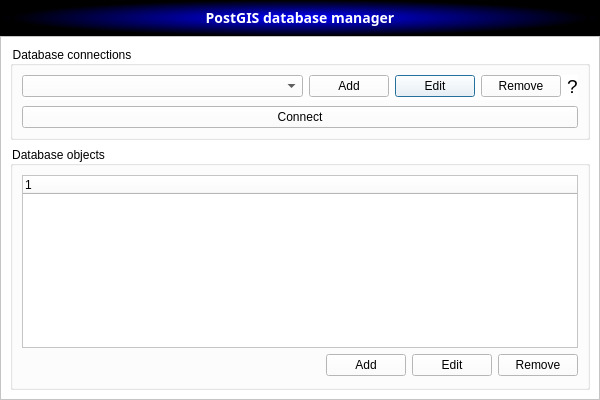
This is DBManager/UI/db_manager_menu.ui in eryk918/postgis_toolbox as Qt 5 draws it before an edit. The edited form follows.
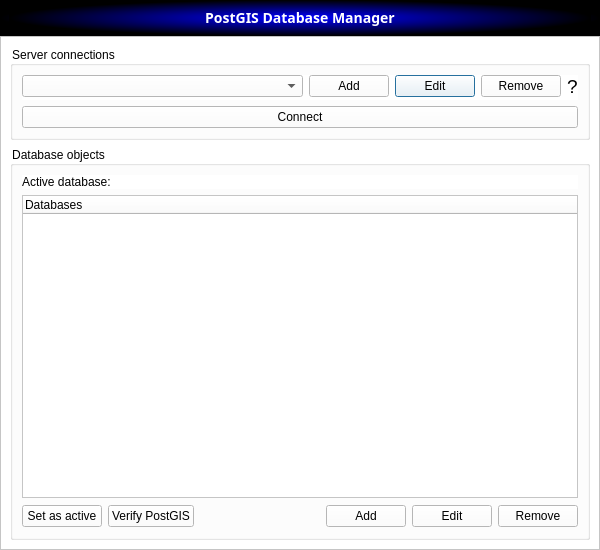
This is the edited form. Icons and pictures are not drawn.

Commit message: #003 - Continuation of connection tool, start of raster import tool

```diff
--- a/DBManager/UI/db_manager_menu.ui
+++ b/DBManager/UI/db_manager_menu.ui
@@ -10,7 +10,7 @@
     <x>0</x>
     <y>0</y>
     <width>600</width>
-    <height>400</height>
+    <height>550</height>
    </rect>
   </property>
   <property name="sizePolicy">
@@ -22,7 +22,7 @@
   <property name="minimumSize">
    <size>
     <width>600</width>
-    <height>400</height>
+    <height>550</height>
    </size>
   </property>
   <property name="font">
@@ -55,6 +55,12 @@
 
 </string>
   </property>
+  <property name="sizeGripEnabled">
+   <bool>false</bool>
+  </property>
+  <property name="modal">
+   <bool>true</bool>
+  </property>
   <layout class="QGridLayout" name="gridLayout">
    <property name="leftMargin">
     <number>0</number>
@@ -131,7 +137,7 @@
          <number>0</number>
         </property>
         <property name="text">
-         <string>PostGIS database manager</string>
+         <string>PostGIS Database Manager</string>
         </property>
         <property name="alignment">
          <set>Qt::AlignCenter</set>
@@ -159,7 +165,7 @@
          </sizepolicy>
         </property>
         <property name="title">
-         <string>Database connections</string>
+         <string>Server connections</string>
         </property>
         <layout class="QVBoxLayout" name="verticalLayout_2">
          <item>
@@ -267,24 +273,24 @@
          <string>Database objects</string>
         </property>
         <layout class="QGridLayout" name="gridLayout_6">
-         <item row="2" column="0">
-          <layout class="QFormLayout" name="formLayout_2">
-           <item row="0" column="1">
+         <item row="3" column="0">
+          <layout class="QGridLayout" name="gridLayout_3">
+           <item row="0" column="0">
+            <widget class="QPushButton" name="active_db_btn">
+             <property name="maximumSize">
+              <size>
+               <width>80</width>
+               <height>16777215</height>
+              </size>
+             </property>
+             <property name="text">
+              <string>Set as active</string>
+             </property>
+            </widget>
+           </item>
+           <item row="0" column="2">
             <layout class="QGridLayout" name="gridLayout_7">
-             <item row="0" column="2">
-              <widget class="QPushButton" name="edit_obj_btn">
-               <property name="maximumSize">
-                <size>
-                 <width>80</width>
-                 <height>16777215</height>
-                </size>
-               </property>
-               <property name="text">
-                <string>Edit</string>
-               </property>
-              </widget>
-             </item>
-             <item row="0" column="1">
+             <item row="0" column="3">
               <widget class="QPushButton" name="add_obj_btn">
                <property name="maximumSize">
                 <size>
@@ -297,7 +303,7 @@
                </property>
               </widget>
              </item>
-             <item row="0" column="3">
+             <item row="0" column="6">
               <widget class="QPushButton" name="remove_obj_btn">
                <property name="maximumSize">
                 <size>
@@ -310,7 +316,20 @@
                </property>
               </widget>
              </item>
-             <item row="0" column="0">
+             <item row="0" column="4">
+              <widget class="QPushButton" name="edit_obj_btn">
+               <property name="maximumSize">
+                <size>
+                 <width>80</width>
+                 <height>16777215</height>
+                </size>
+               </property>
+               <property name="text">
+                <string>Edit</string>
+               </property>
+              </widget>
+             </item>
+             <item row="0" column="1">
               <spacer name="horizontalSpacer_3">
                <property name="orientation">
                 <enum>Qt::Horizontal</enum>
@@ -328,10 +347,39 @@
              </item>
             </layout>
            </item>
+           <item row="0" column="1">
+            <widget class="QPushButton" name="add_obj_btn_2">
+             <property name="maximumSize">
+              <size>
+               <width>16777215</width>
+               <height>16777215</height>
+              </size>
+             </property>
+             <property name="text">
+              <string>Verify PostGIS</string>
+             </property>
+            </widget>
+           </item>
           </layout>
          </item>
          <item row="1" column="0">
-          <widget class="QTreeWidget" name="db_obj_treeview"/>
+          <widget class="QTreeWidget" name="db_obj_treeview">
+           <property name="columnCount">
+            <number>1</number>
+           </property>
+           <column>
+            <property name="text">
+             <string>Databases</string>
+            </property>
+           </column>
+          </widget>
+         </item>
+         <item row="0" column="0">
+          <widget class="QLabel" name="active_db_label">
+           <property name="text">
+            <string>Active database:</string>
+           </property>
+          </widget>
          </item>
         </layout>
        </widget>
```
Left out of the diff: 22 changed lines with no effect on the pictures. The commit also changes 11 other files.
